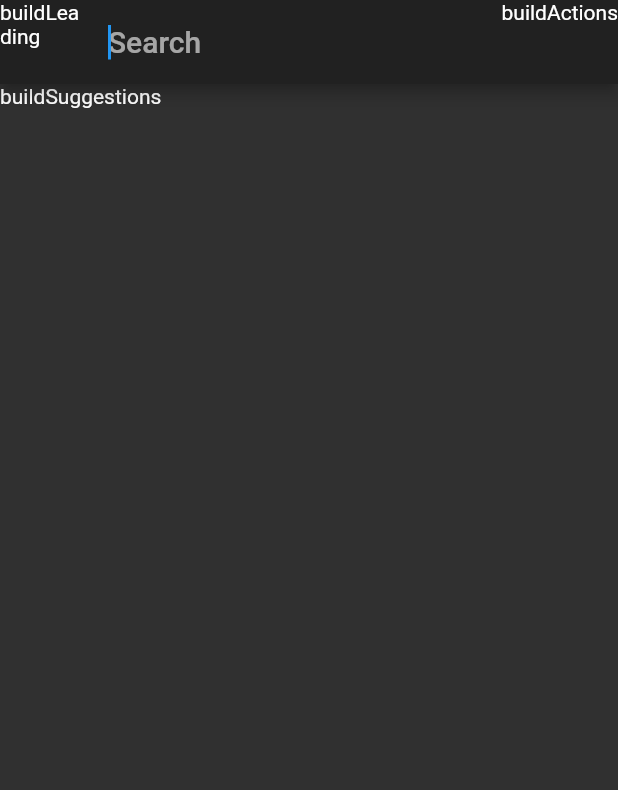
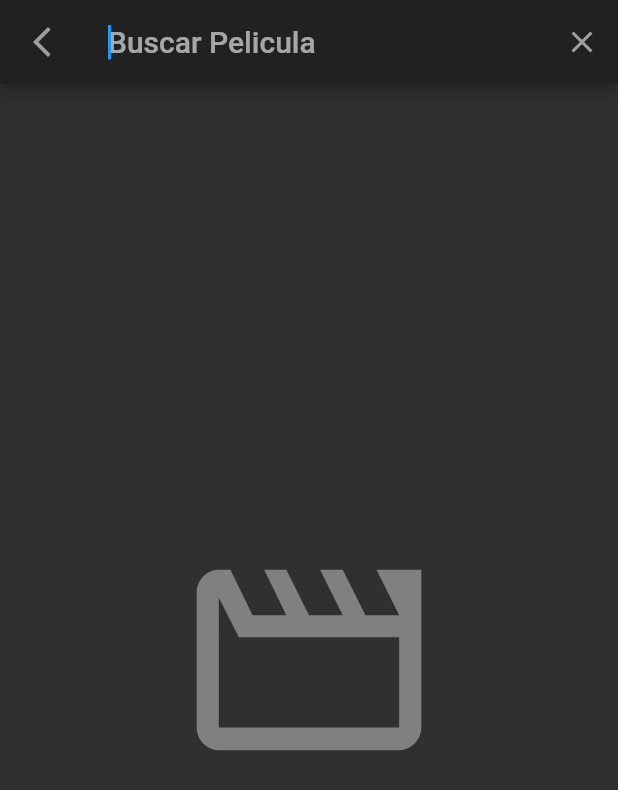
Before and after one commit to GerardoGM9812/Flutter-AppPeliculas, a Flutter app: the screen it shows after launch, after a tap on the "search" icon, on a phone screen of 412 x 824 dp. Shown: the top 790 px of the screen. Run offline on Flutter 3.47's test engine with Material 2 defaults, Android fonts, the phone set to English and light mode, and no system bars; our stand-ins replace card_swiper; network calls fail.

Commit message:
GG - Search Delegate
Se agregó sección para buscar peliculas.

```diff
--- /dev/null
+++ b/peliculas/lib/helpers/debouncer.dart
@@ -0,0 +1,22 @@
+import 'dart:async';
+// Creditos
+// https://stackoverflow.com/a/52922130/7834829
+
+class Debouncer<T> {
+  Debouncer({required this.duration, this.onValue});
+
+  final Duration duration;
+
+  void Function(T value)? onValue;
+
+  T? _value;
+  Timer? _timer;
+
+  T get value => _value!;
+
+  set value(T val) {
+    _value = val;
+    _timer?.cancel();
+    _timer = Timer(duration, () => onValue!(_value!));
+  }
+}
--- a/peliculas/lib/models/models.dart
+++ b/peliculas/lib/models/models.dart
@@ -2,3 +2,4 @@ export 'package:peliculas/models/credits_response.dart';
 export 'package:peliculas/models/movie.dart';
 export 'package:peliculas/models/now_playing_response.dart';
 export 'package:peliculas/models/popular_response.dart';
+export 'package:peliculas/models/search_movies_response.dart';
--- a/peliculas/lib/models/movie.dart
+++ b/peliculas/lib/models/movie.dart
@@ -32,6 +32,8 @@ class Movie {
   bool video;
   double voteAverage;
   int voteCount;
+
+  String? heroId;
 
   get fullPosterImage {
     if (posterPath != null) {
--- /dev/null
+++ b/peliculas/lib/models/search_movies_response.dart
@@ -0,0 +1,27 @@
+import 'dart:convert';
+import 'package:peliculas/models/models.dart';
+
+class SearchMovieResponse {
+  SearchMovieResponse({
+    required this.page,
+    required this.results,
+    required this.totalPages,
+    required this.totalResults,
+  });
+
+  int page;
+  List<Movie> results;
+  int totalPages;
+  int totalResults;
+
+  factory SearchMovieResponse.fromJson(String str) =>
+      SearchMovieResponse.fromMap(json.decode(str));
+
+  factory SearchMovieResponse.fromMap(Map<String, dynamic> json) =>
+      SearchMovieResponse(
+        page: json["page"],
+        results: List<Movie>.from(json["results"].map((x) => Movie.fromMap(x))),
+        totalPages: json["total_pages"],
+        totalResults: json["total_results"],
+      );
+}
--- a/peliculas/lib/search/search_delegate.dart
+++ b/peliculas/lib/search/search_delegate.dart
@@ -1,14 +1,30 @@
 import 'package:flutter/material.dart';
+import 'package:peliculas/models/models.dart';
+import 'package:peliculas/providers/movies_providers.dart';
+import 'package:provider/provider.dart';
 
 class MovieSearchDelegate extends SearchDelegate {
   @override
+  String? get searchFieldLabel => 'Buscar Pelicula';
+
+  @override
   List<Widget>? buildActions(BuildContext context) {
-    return [const Text('buildActions')];
+    return [
+      IconButton(
+        onPressed: () => query = '',
+        icon: const Icon(Icons.clear),
+      )
+    ];
   }
 
   @override
   Widget? buildLeading(BuildContext context) {
-    return const Text('buildLeading');
+    return IconButton(
+      onPressed: () {
+        close(context, null);
+      },
+      icon: const Icon(Icons.arrow_back_ios_new),
+    );
   }
 
   @override
@@ -16,8 +32,65 @@ class MovieSearchDelegate extends SearchDelegate {
     return const Text('buildResults');
   }
 
+  Widget _emptyContainer() {
+    return const Center(
+      child: Icon(
+        Icons.movie_creation_outlined,
+        color: Colors.white38,
+        size: 180,
+      ),
+    );
+  }
+
   @override
   Widget buildSuggestions(BuildContext context) {
-    return Text('buildSuggestions $query');
+    if (query.isEmpty) {
+      return _emptyContainer();
+    }
+
+    final moviesProvider = Provider.of<MoviesProvider>(context, listen: false);
+    moviesProvider.getSuggestionsByQuery(query);
+
+    return StreamBuilder(
+      stream: moviesProvider.suggestionStream,
+      builder: (BuildContext context, AsyncSnapshot<List<Movie>> snapshot) {
+        if (!snapshot.hasData) return _emptyContainer();
+
+        final movies = snapshot.data;
+
+        return ListView.builder(
+          itemCount: movies!.length,
+          itemBuilder: (_, int index) => _MovieItem(
+            movie: movies[index],
+          ),
+        );
+      },
+    );
   }
 }
+
+class _MovieItem extends StatelessWidget {
+  final Movie movie;
+  const _MovieItem({Key? key, required this.movie}) : super(key: key);
+
+  @override
+  Widget build(BuildContext context) {
+    movie.heroId = 'search-${movie.id}';
+    return ListTile(
+      leading: Hero(
+        tag: movie.heroId!,
+        child: FadeInImage(
+          placeholder: const AssetImage('assets/no-image.jpg'),
+          image: NetworkImage(movie.fullPosterImage),
+          width: 50,
+          fit: BoxFit.contain,
+        ),
+      ),
+      title: Text(movie.title),
+      subtitle: Text(movie.originalTitle),
+      onTap: () {
+        Navigator.pushNamed(context, 'details', arguments: movie);
+      },
+    );
+  }
+}
--- a/peliculas/lib/widgets/card_swiper.dart
+++ b/peliculas/lib/widgets/card_swiper.dart
@@ -32,12 +32,15 @@ class CardSwiper extends StatelessWidget {
         itemHeight: _size.height * 0.4,
         itemBuilder: (_, int index) {
           final movie = movies[index];
+          movie.heroId = 'swiper-${movie.id}';
           return GestureDetector(
             onTap: () => Navigator.pushNamed(
               context,
               'details',
               arguments: movie,
             ),
+            child: Hero(
+              tag: movie.heroId!,
               child: ClipRRect(
                 borderRadius: BorderRadius.circular(20),
                 child: FadeInImage(
@@ -46,6 +49,7 @@ class CardSwiper extends StatelessWidget {
                   fit: BoxFit.cover,
                 ),
               ),
+            ),
           );
         },
       ),
--- a/peliculas/lib/widgets/casting_card.dart
+++ b/peliculas/lib/widgets/casting_card.dart
@@ -1,5 +1,4 @@
 import 'package:flutter/cupertino.dart';
-import 'package:flutter/material.dart';
 import 'package:peliculas/models/models.dart';
 import 'package:peliculas/providers/movies_providers.dart';
 import 'package:provider/provider.dart';
```
Also changed, not shown: peliculas/lib/providers/movies_providers.dart (+42 -1 lines), peliculas/lib/screens/details_screen.dart (+9 -6 lines), peliculas/lib/widgets/movie_slider.dart (+8 -0 lines). Lines whose indentation alone changed are shown as unchanged.
